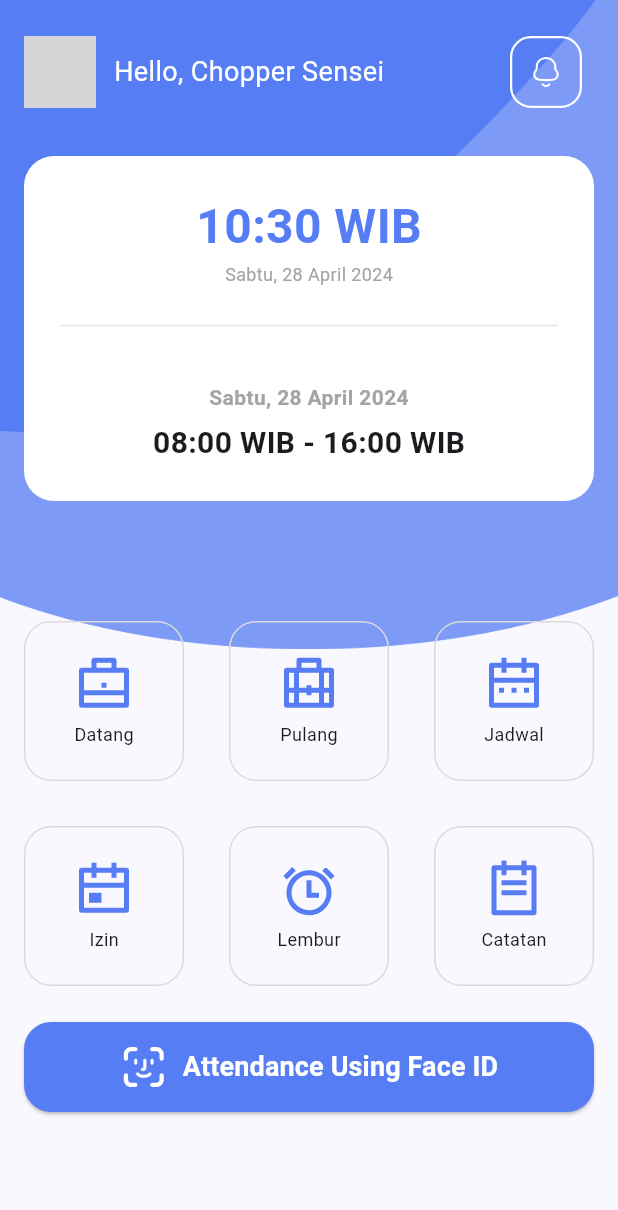
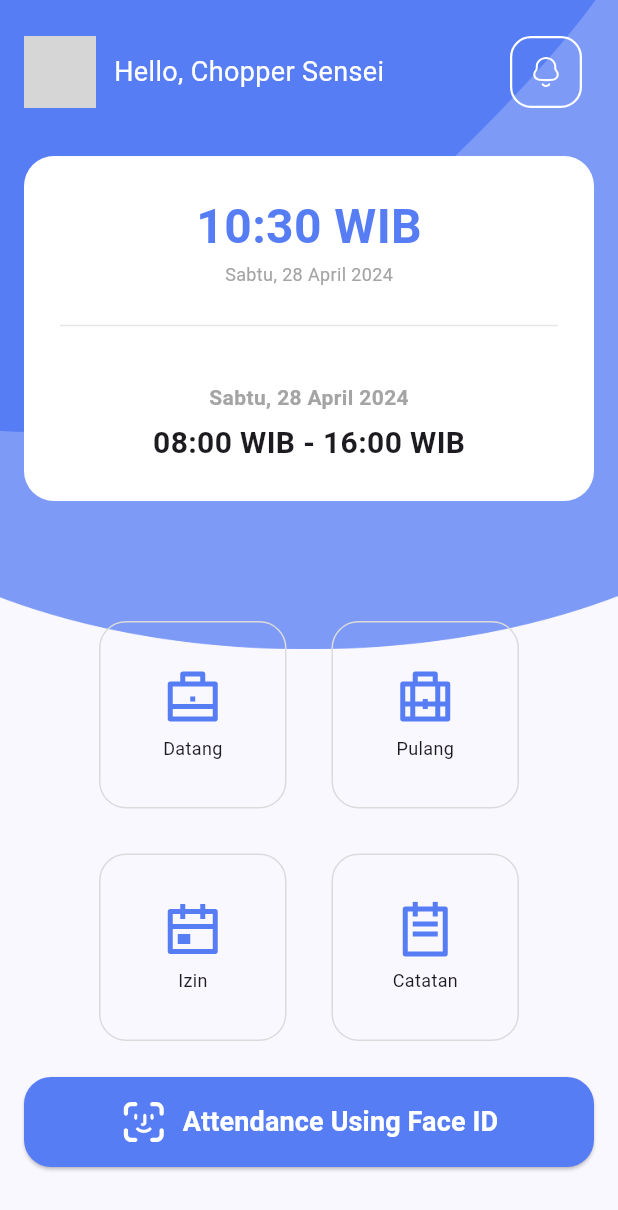
Before and after one commit to bahrie127/abs-template, a Flutter app: the HomePage screen opened directly, on a phone screen of 412 x 824 dp. Shown: the top 1210 px of the screen. Run offline on Flutter 3.47's test engine with Material 3 defaults, Android fonts, the phone set to English and light mode, and no system bars; our stand-ins replace camera, flutter_svg, google_fonts; network calls fail; grey boxes are pictures that could not be loaded.

Commit message:
fix: home page buttons

```diff
--- a/lib/ui/home/pages/home_page.dart
+++ b/lib/ui/home/pages/home_page.dart
@@ -98,8 +98,9 @@ class HomePage extends StatelessWidget {
               ),
               const SpaceHeight(80.0),
               GridView(
+                padding: const EdgeInsets.symmetric(horizontal: 50.0),
                 gridDelegate: const SliverGridDelegateWithFixedCrossAxisCount(
-                  crossAxisCount: 3,
+                  crossAxisCount: 2,
                   crossAxisSpacing: 30.0,
                   mainAxisSpacing: 30.0,
                 ),
@@ -117,18 +118,8 @@ class HomePage extends StatelessWidget {
                     onPressed: () {},
                   ),
                   MenuButton(
-                    label: 'Jadwal',
-                    iconPath: Assets.icons.menu.jadwal.path,
-                    onPressed: () {},
-                  ),
-                  MenuButton(
                     label: 'Izin',
                     iconPath: Assets.icons.menu.izin.path,
-                    onPressed: () {},
-                  ),
-                  MenuButton(
-                    label: 'Lembur',
-                    iconPath: Assets.icons.menu.lembur.path,
                     onPressed: () {},
                   ),
                   MenuButton(
```
